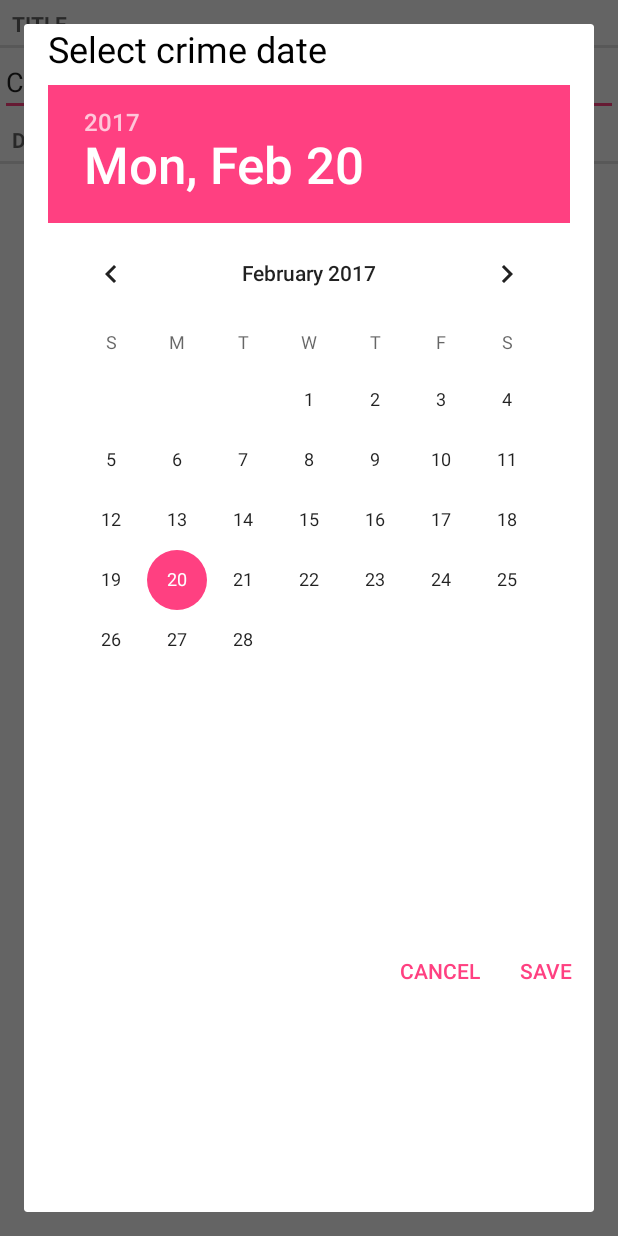
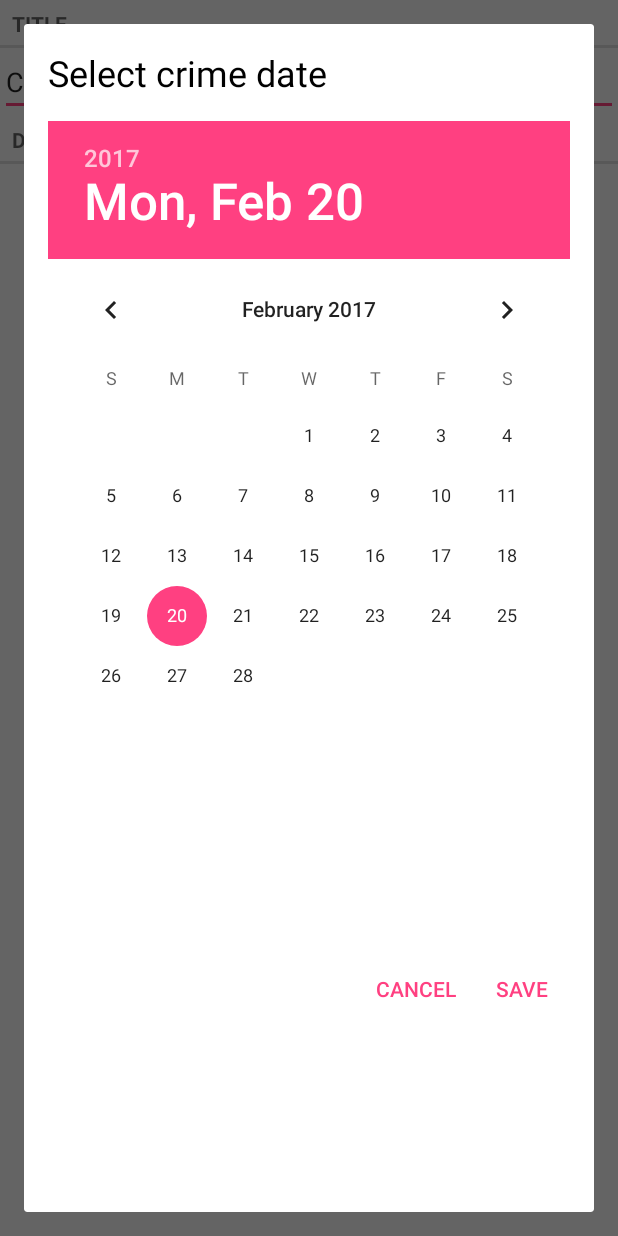
Before and after one commit to chrisdziewa/criminal-intent, an Android app: the fragment DatePickerFragment placed in its activity, on a phone screen of 412 x 824 dp. Run offline under Robolectric (Android 15) with nearby library versions, the phone set to English and light mode, and no system bars; 2 statements that could not run were skipped.

Commit message:
Finished the chapter 12 challenges

```diff
--- a/app/src/main/AndroidManifest.xml
+++ b/app/src/main/AndroidManifest.xml
@@ -17,6 +17,7 @@
         </activity>
         <activity android:name=".CrimePagerActivity">
         </activity>
+        <activity android:name=".DatePickerActivity"></activity>
     </application>
 
 </manifest>
--- a/app/src/main/res/layout-land/fragment_crime.xml
+++ b/app/src/main/res/layout-land/fragment_crime.xml
@@ -23,24 +23,36 @@
         android:text="@string/crime_details_label"/>
 
     <LinearLayout
-        android:orientation="horizontal"
         android:layout_width="match_parent"
         android:layout_height="wrap_content"
         android:layout_marginLeft="16dp"
-        android:layout_marginRight="16dp">
+        android:layout_marginRight="16dp"
+        android:orientation="horizontal">
 
         <Button
             android:id="@+id/crime_date"
-            android:layout_width="match_parent"
+            android:layout_width="0dp"
             android:layout_height="wrap_content"
-            android:layout_weight="1"/>
+            android:layout_weight="4"/>
 
-        <CheckBox
-            android:id="@+id/crime_solved"
-            android:layout_width="match_parent"
+        <TextView
+            android:layout_width="wrap_content"
             android:layout_height="wrap_content"
-            android:text="@string/crime_solved_label"
-            android:layout_weight="1"/>
+            android:text="@string/at_sign"/>
+
+        <Button
+            android:id="@+id/crime_time_button"
+            android:layout_width="0dp"
+            android:layout_height="wrap_content"
+            android:layout_weight="2"/>
+
     </LinearLayout>
 
+    <CheckBox
+        android:id="@+id/crime_solved"
+        android:layout_width="match_parent"
+        android:layout_height="wrap_content"
+        android:layout_marginLeft="16dp"
+        android:text="@string/crime_solved_label"/>
+
 </LinearLayout>
--- a/app/src/main/res/layout/dialog_date.xml
+++ b/app/src/main/res/layout/dialog_date.xml
@@ -1,16 +1,13 @@
 <RelativeLayout
     xmlns:android="http://schemas.android.com/apk/res/android"
     android:layout_width="match_parent"
-    android:layout_height="match_parent"
-    android:orientation="vertical">
+    android:layout_height="wrap_content">
 
     <TextView
         android:id="@+id/dialog_title"
-        android:layout_width="match_parent"
+        android:layout_width="wrap_content"
         android:layout_height="wrap_content"
-        android:paddingBottom="8dp"
-        android:paddingLeft="16dp"
-        android:paddingStart="16dp"
+        android:layout_margin="16dp"
         android:text="@string/dialog_date_title"
         android:textColor="@android:color/black"
         android:textSize="24sp"/>
@@ -25,8 +22,11 @@
 
     <RelativeLayout
         style="?android:buttonBarStyle"
-        android:layout_width="match_parent"
+        android:layout_width="wrap_content"
         android:layout_height="wrap_content"
+        android:layout_alignParentBottom="true"
+        android:layout_marginLeft="16dp"
+        android:layout_marginRight="16dp"
         android:layout_below="@id/dialog_date_date_picker">
 
         <Button
@@ -47,6 +47,5 @@
             android:layout_toStartOf="@id/save_button"
             android:text="@string/cancel_button"/>
 
-
     </RelativeLayout>
 </RelativeLayout>
```
Also changed, not shown: app/src/main/java/com/example/android/criminalintent2/CrimeFragment.java (+43 -9 lines), app/src/main/java/com/example/android/criminalintent2/DatePickerActivity.java (added, +25 -0 lines), app/src/main/java/com/example/android/criminalintent2/DatePickerFragment.java (+26 -14 lines).
